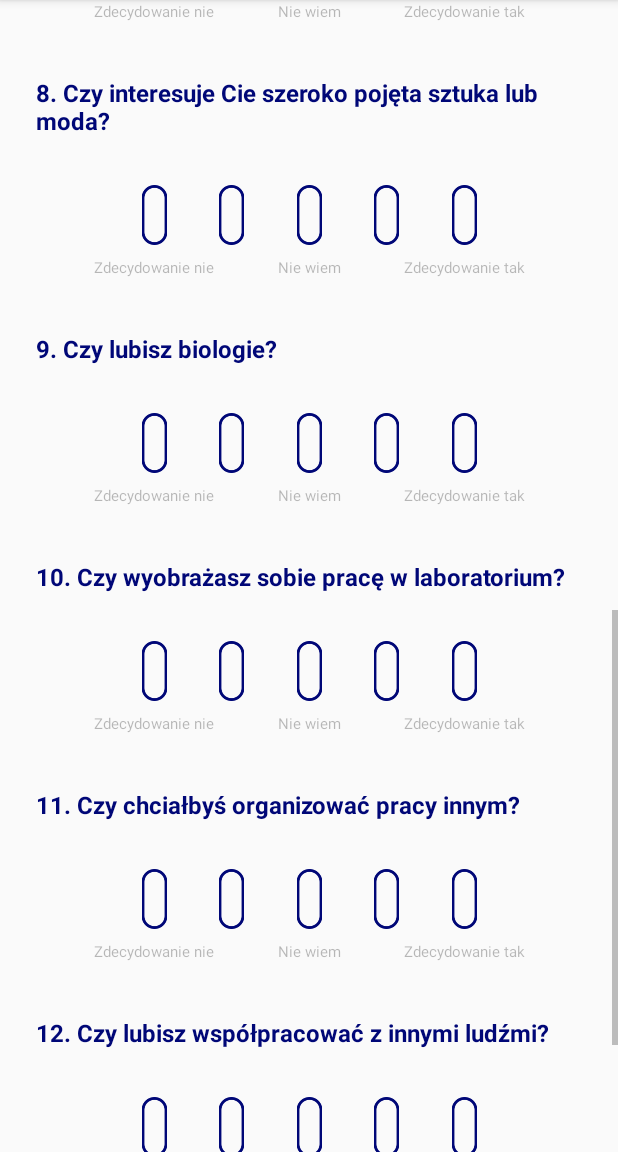
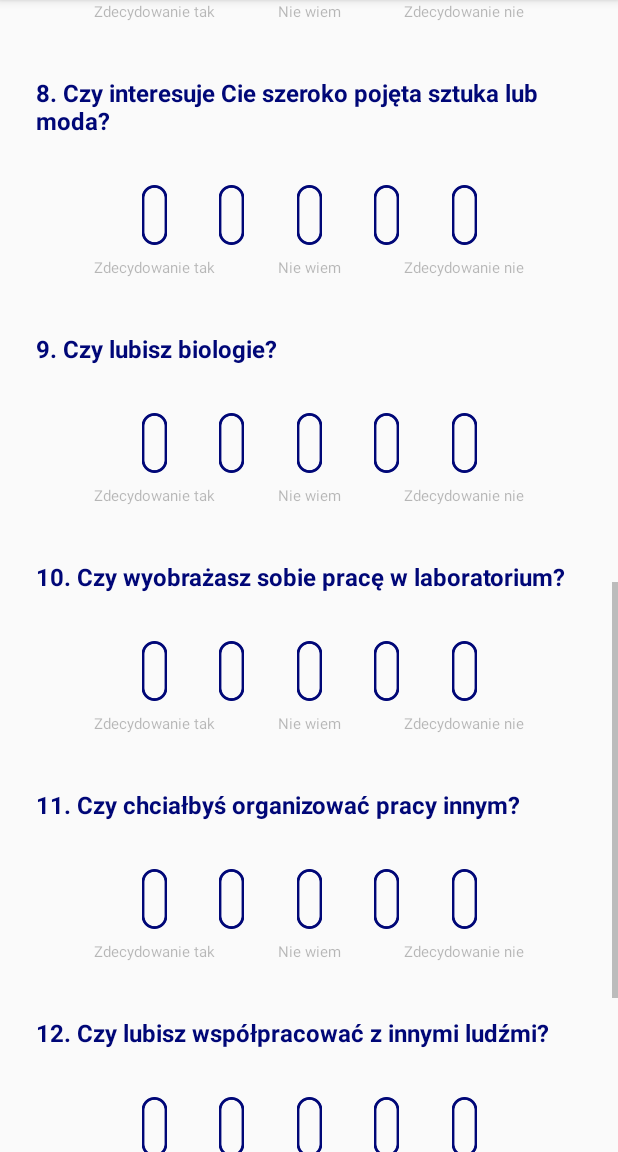
Before and after one commit to 217868/mobile_systems, an Android app: the PollActivity screen opened directly, with no data from a screen before it, scrolled down 1074 dp, on a phone screen of 412 x 824 dp, the part 84-1236 px from its top. Run offline under Robolectric (Android 15) with nearby library versions, the phone set to English and light mode, and no system bars.

Commit message:
Poll executable

```diff
--- a/app/build.gradle
+++ b/app/build.gradle
@@ -32,5 +32,5 @@ dependencies {
     androidTestImplementation 'androidx.test.ext:junit:1.1.0'
     androidTestImplementation 'androidx.test.espresso:espresso-core:3.1.1'
 
-    compile 'com.readystatesoftware.sqliteasset:sqliteassethelper:+'
+    implementation 'com.readystatesoftware.sqliteasset:sqliteassethelper:+'
 }
--- a/app/src/main/AndroidManifest.xml
+++ b/app/src/main/AndroidManifest.xml
@@ -9,7 +9,8 @@
         android:roundIcon="@mipmap/ic_launcher_round"
         android:supportsRtl="true"
         android:theme="@style/AppTheme">
-        <activity android:name=".PollActivity"></activity>
+        <activity android:name=".ui.main.QuizResultActivity"></activity>
+        <activity android:name=".PollActivity" />
         <activity
             android:name=".MainActivityTabbed"
             android:label="@string/title_activity_main_tabbed"
@@ -20,7 +21,7 @@
                 <category android:name="android.intent.category.LAUNCHER" />
             </intent-filter>
         </activity>
-        <activity android:name=".MainActivity"></activity>
+        <activity android:name=".MainActivity" />
     </application>
 
 </manifest>
--- a/app/src/main/java/com/example/univeristyligthhousekeeper/PollActivity.java
+++ b/app/src/main/java/com/example/univeristyligthhousekeeper/PollActivity.java
@@ -2,23 +2,52 @@ package com.example.univeristyligthhousekeeper;
 
 import androidx.appcompat.app.AppCompatActivity;
 
+import android.content.Intent;
 import android.os.Bundle;
+import android.util.Log;
 import android.view.View;
+import android.widget.Button;
 import android.widget.ImageView;
 import android.widget.LinearLayout;
 import android.widget.TextView;
 
+import com.example.univeristyligthhousekeeper.ui.main.QuizResultActivity;
+
 public class PollActivity extends AppCompatActivity {
 
     LinearLayout questionsListLayout;
+    Button nextButton;
     Quiz quiz;
+    boolean isSecondQuiz = false;
 
     @Override
     protected void onCreate(Bundle savedInstanceState) {
         super.onCreate(savedInstanceState);
         setContentView(R.layout.activity_poll);
 
-        quiz = new Quiz("firstquiz.txt", getAssets());
+        isSecondQuiz = getIntent().getBooleanExtra("IS_SECOND", false);
+
+        if (!isSecondQuiz)
+            quiz = new Quiz("firstquiz.txt", getAssets());
+        else {
+            quiz = new Quiz(getIntent().getStringExtra("RESULT"), getAssets());
+        }
+
+        nextButton = findViewById(R.id.nextButton);
+
+        if(isSecondQuiz) nextButton.setText("Wynik");
+
+        nextButton.setOnClickListener(new View.OnClickListener() {
+            @Override
+            public void onClick(View view) {
+                if (isSecondQuiz) {
+                    runResult(quiz.calcualtePoints());
+                }
+                else {
+                    runSecondQuiz(quiz.calcualtePoints());
+                }
+            }
+        });
 
         questionsListLayout = findViewById(R.id.questionsListLayout);
         for (int i = 0; i < quiz.GetQuestionList().size(); i++) {
@@ -93,6 +122,22 @@ public class PollActivity extends AppCompatActivity {
             iv.setVisibility(View.GONE);
         }
         views[answerNumber - 1].setVisibility(View.VISIBLE);
-        quiz.SetUserAnswer(questionNumber, answerNumber);
+        quiz.SetUserAnswer(questionNumber, answerNumber - 1);
+        Log.wtf("Question: ", quiz.GetQuestion(questionNumber).getContent() + " | Answer: " + answerNumber);
+    }
+
+    void runResult(String result) {
+        Intent intent = new Intent(this, QuizResultActivity.class);
+        Log.wtf("RESULT: ", result);
+        intent.putExtra("RESULT", result);
+        this.startActivity(intent);
+    }
+
+    void runSecondQuiz(String quizName) {
+        Intent intent = new Intent(this, PollActivity.class);
+        Log.wtf("RESULT: ", quizName);
+        intent.putExtra("RESULT", quizName);
+        intent.putExtra("IS_SECOND", true);
+        this.startActivity(intent);
     }
 }
--- a/app/src/main/java/com/example/univeristyligthhousekeeper/ui/main/KolaFragment.java
+++ b/app/src/main/java/com/example/univeristyligthhousekeeper/ui/main/KolaFragment.java
@@ -15,11 +15,7 @@ import android.view.ViewGroup;
 import com.example.univeristyligthhousekeeper.DatabaseModel.DatabaseAccess;
 import com.example.univeristyligthhousekeeper.DatabaseModel.JednostkaNadrzednaKN;
 import com.example.univeristyligthhousekeeper.DatabaseModel.KoloNaukowe;
-import com.example.univeristyligthhousekeeper.DatabaseModel.Wydzial;
-import com.example.univeristyligthhousekeeper.MainActivityTabbed;
 import com.example.univeristyligthhousekeeper.R;
-import com.example.univeristyligthhousekeeper.ui.main.dummy.DummyContent;
-import com.example.univeristyligthhousekeeper.ui.main.dummy.DummyContent.DummyItem;
 
 import java.util.List;
 
@@ -114,7 +110,6 @@ public class KolaFragment extends Fragment {
      * >Communicating with Other Fragments</a> for more information.
      */
     public interface OnListFragmentInteractionListener {
-        void onListFragmentInteraction(DummyItem item);
 
         // TODO: Update argument type and name
         void onListFragmentInteraction(KoloNaukowe item);
--- a/app/src/main/java/com/example/univeristyligthhousekeeper/ui/main/MyKolaRecyclerViewAdapter.java
+++ b/app/src/main/java/com/example/univeristyligthhousekeeper/ui/main/MyKolaRecyclerViewAdapter.java
@@ -13,7 +13,6 @@ import android.widget.TextView;
 import com.example.univeristyligthhousekeeper.DatabaseModel.JednostkaNadrzednaKN;
 import com.example.univeristyligthhousekeeper.R;
 import com.example.univeristyligthhousekeeper.ui.main.KolaFragment.OnListFragmentInteractionListener;
-import com.example.univeristyligthhousekeeper.ui.main.dummy.DummyContent.DummyItem;
 
 import java.util.List;
 
--- /dev/null
+++ b/app/src/main/res/drawable/button_background.xml
@@ -0,0 +1,11 @@
+<?xml version="1.0" encoding="utf-8"?>
+<ripple xmlns:android="http://schemas.android.com/apk/res/android"
+    android:color="@color/colorPrimaryDark">
+        <item >
+            <shape android:shape="rectangle"  >
+                <corners android:radius="20dp" />
+                <stroke android:width="1dip" android:color="@color/colorPrimary" />
+                <gradient android:angle="-90" android:startColor="@color/colorPrimary" android:endColor="@color/colorPrimary" />
+            </shape>
+        </item>
+</ripple>
--- a/app/src/main/res/layout/activity_poll.xml
+++ b/app/src/main/res/layout/activity_poll.xml
@@ -6,10 +6,35 @@
     android:layout_height="match_parent"
     tools:context=".PollActivity">
 
+    <androidx.constraintlayout.widget.ConstraintLayout
+        android:layout_width="match_parent"
+        android:layout_height="wrap_content">
 
-    <LinearLayout
-        android:id="@+id/questionsListLayout"
-        android:layout_width="match_parent"
-        android:layout_height="wrap_content"
-        android:orientation="vertical"></LinearLayout>
+        <LinearLayout
+            android:id="@+id/questionsListLayout"
+            android:layout_width="0dp"
+            android:layout_height="wrap_content"
+            android:orientation="vertical"
+            app:layout_constraintEnd_toEndOf="parent"
+            app:layout_constraintStart_toStartOf="parent"
+            app:layout_constraintTop_toTopOf="parent"></LinearLayout>
+
+        <Button
+            android:id="@+id/nextButton"
+            android:layout_width="wrap_content"
+            android:layout_height="wrap_content"
+            android:layout_marginTop="24dp"
+            android:layout_marginEnd="50dp"
+            android:layout_marginRight="50dp"
+            android:layout_marginBottom="24dp"
+            android:background="@drawable/button_background"
+            android:paddingHorizontal="50dp"
+            android:text="Dalej"
+            android:textColor="#E4E5F7"
+            app:layout_constraintBottom_toBottomOf="parent"
+            app:layout_constraintEnd_toEndOf="parent"
+            app:layout_constraintTop_toBottomOf="@id/questionsListLayout"
+            tools:text="Dalej"></Button>
+
+    </androidx.constraintlayout.widget.ConstraintLayout>
 </ScrollView>
--- a/app/src/main/res/layout/question.xml
+++ b/app/src/main/res/layout/question.xml
@@ -82,9 +82,9 @@
         android:text="Zdecydowanie tak"
         android:textSize="10sp"
         android:alpha="0.5"
-        app:layout_constraintEnd_toEndOf="@+id/tick5"
-        app:layout_constraintStart_toStartOf="@+id/tick5"
-        app:layout_constraintTop_toBottomOf="@+id/tick5" />
+        app:layout_constraintEnd_toEndOf="@+id/tick1"
+        app:layout_constraintStart_toStartOf="@+id/tick1"
+        app:layout_constraintTop_toBottomOf="@+id/tick1" />
 
     <TextView
         android:id="@+id/dunnoTextView"
@@ -106,8 +106,8 @@
         android:text="Zdecydowanie nie"
         android:alpha="0.5"
         android:textSize="10sp"
-        app:layout_constraintEnd_toEndOf="@+id/tick1"
-        app:layout_constraintStart_toStartOf="@+id/tick1"
-        app:layout_constraintTop_toBottomOf="@+id/tick1" />
+        app:layout_constraintEnd_toEndOf="@+id/tick5"
+        app:layout_constraintStart_toStartOf="@+id/tick5"
+        app:layout_constraintTop_toBottomOf="@+id/tick5" />
 
 </androidx.constraintlayout.widget.ConstraintLayout>
```
Also changed, not shown: app/src/main/java/com/example/univeristyligthhousekeeper/MainActivityTabbed.java (+0 -15 lines), app/src/main/java/com/example/univeristyligthhousekeeper/ui/main/KierunkiFragment.java (+3 -6 lines), app/src/main/java/com/example/univeristyligthhousekeeper/ui/main/MyKierunkiRecyclerViewAdapter.java (+31 -15 lines), app/src/main/java/com/example/univeristyligthhousekeeper/ui/main/QuizResultActivity.java (added, +23 -0 lines), app/src/main/java/com/example/univeristyligthhousekeeper/ui/main/dummy/DummyContent.java (deleted, +0 -72 lines), app/src/main/res/layout/activity_quiz_result.xml (added, +29 -0 lines), app/src/main/res/layout/fragment_kierunki2.xml (deleted, +0 -34 lines), app/src/main/res/layout/fragment_kierunki_list.xml (+18 -9 lines), app/src/main/res/layout/kierunek_item.xml (added, +47 -0 lines), app/src/main/res/layout/subkierunek.xml (+20 -4 lines).
